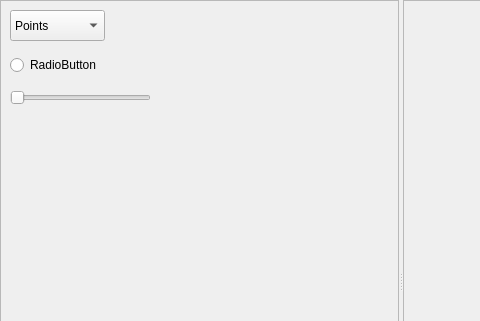
Qt form Mini_app_Qt_VTK.ui (Aympab/raytracing-vtk-pyqt) before a commit; both pictures show x 0 to 480 and y 0 to 321 of the 800 by 600 pixel window.
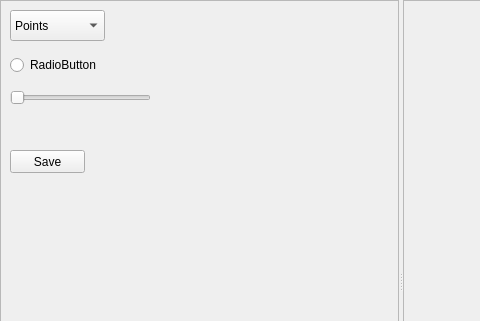
The same form after that commit.

Diff of the .ui file:
```diff
--- a/Mini_app_Qt_VTK.ui
+++ b/Mini_app_Qt_VTK.ui
@@ -96,6 +96,19 @@
        <enum>Qt::Horizontal</enum>
       </property>
      </widget>
+     <widget class="QPushButton" name="saveButton">
+      <property name="geometry">
+       <rect>
+        <x>10</x>
+        <y>150</y>
+        <width>75</width>
+        <height>23</height>
+       </rect>
+      </property>
+      <property name="text">
+       <string>Save</string>
+      </property>
+     </widget>
     </widget>
     <widget class="QFrame" name="vtk_panel">
      <property name="frameShape">
```
